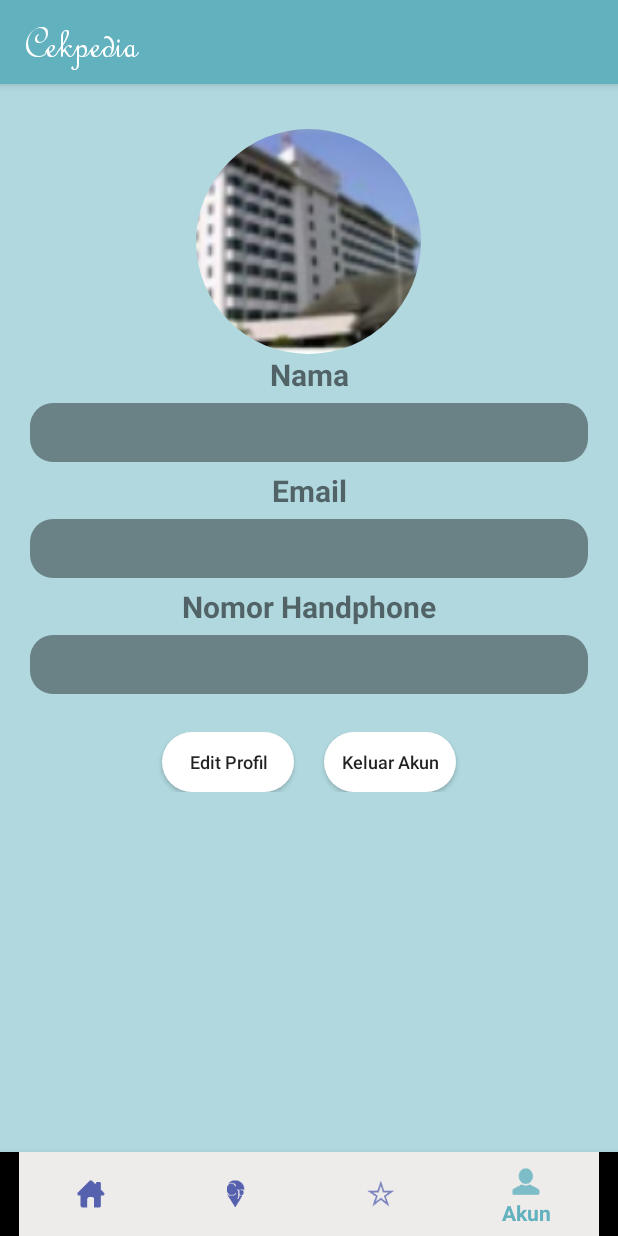
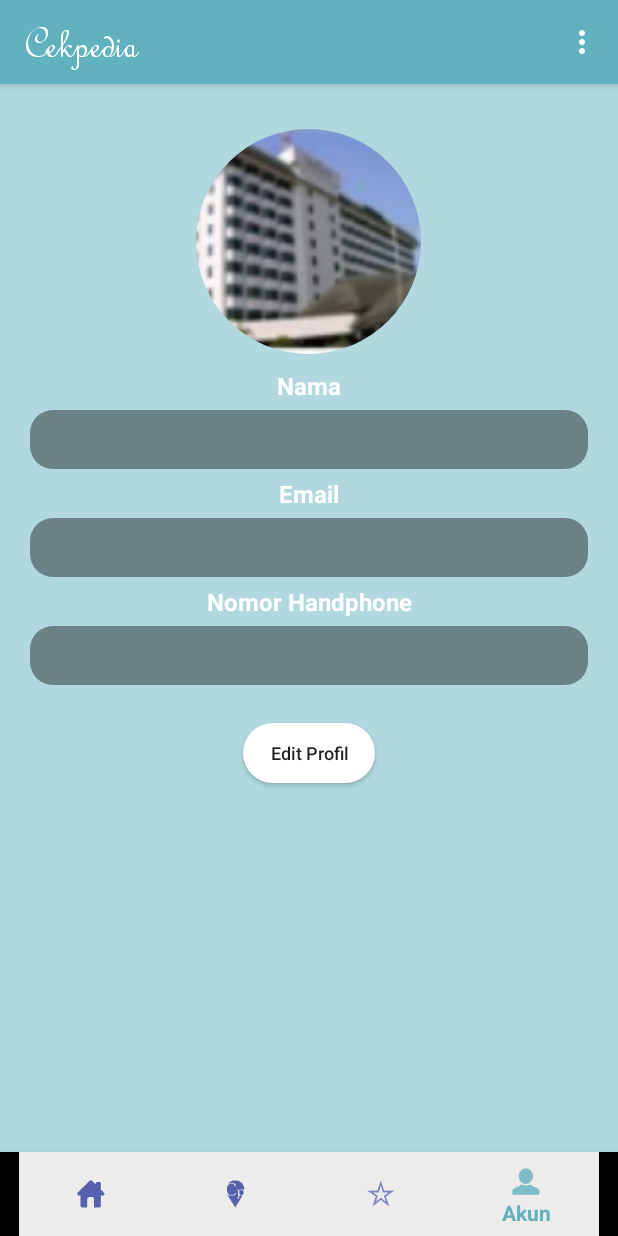
Before and after one commit to marshaachikita/cekpedia, an Android app: the screen it shows after launch once a user with an empty profile is signed in (MainActivity), item 4 of the bottom bar chosen, on a phone screen of 412 x 824 dp. Run offline under Robolectric (Android 15) with nearby library versions, the light colour scheme and no system bars; our stand-ins replace CircleImageView, Firebase (no records; nobody signed in at launch, a user with empty details on screens opened directly); libraries missing offline, so code that uses them is left out: com.daimajia.slider, com.viewpagerindicator; plain views replace SliderLayout; Roboto replaces fonts that are not available here; 7 statements that could not run were skipped.

Commit message:
Tampilan Akun Edit(1)

```diff
--- a/app/src/main/java/me/cekpedia/ProfileFragment.java
+++ b/app/src/main/java/me/cekpedia/ProfileFragment.java
@@ -3,11 +3,18 @@ package me.cekpedia;
 
 import android.graphics.Typeface;
 import android.os.Bundle;
+import android.support.annotation.Nullable;
 import android.support.v4.app.Fragment;
+import android.support.v7.app.AppCompatActivity;
+import android.support.v7.widget.Toolbar;
 import android.view.LayoutInflater;
+import android.view.Menu;
+import android.view.MenuInflater;
+import android.view.MenuItem;
 import android.view.View;
 import android.view.ViewGroup;
 import android.widget.TextView;
+import android.widget.Toast;
 
 
 /**
@@ -27,8 +34,14 @@ public class ProfileFragment extends Fragment {
     @Override
     public View onCreateView(LayoutInflater inflater, ViewGroup container,
                              Bundle savedInstanceState) {
+
+        setHasOptionsMenu(true);
+
         // Inflate the layout for this fragment
         view = inflater.inflate(R.layout.fragment_profile, container, false);
+
+        Toolbar toolbar = (Toolbar) view.findViewById(R.id.my_toolbar);
+        ((AppCompatActivity)getActivity()).setSupportActionBar(toolbar);
 
         //Pengaturan Font
         st = (TextView) view.findViewById(R.id.toolbar_text);
@@ -38,4 +51,27 @@ public class ProfileFragment extends Fragment {
         return view;
     }
 
+    @Override
+    public void onCreateOptionsMenu(Menu menu, MenuInflater inflater) {
+        super.onCreateOptionsMenu(menu, inflater);
+
+        inflater.inflate(R.menu.option_menu, menu);
+
+    }
+
+    @Override
+    public boolean onOptionsItemSelected(MenuItem item) {
+        int id = item.getItemId();
+        switch (id) {
+            case R.id.action_bantuan:
+                Toast.makeText(getActivity(), "Action bantuan clicked", Toast.LENGTH_SHORT).show();
+                return true;
+
+            case R.id.action_keluar:
+                Toast.makeText(getActivity(), "Action bantuan clicked", Toast.LENGTH_SHORT).show();
+                return true;
+        }
+
+        return false;
+    }
 }
--- /dev/null
+++ b/app/src/main/res/drawable/ic_more_vert_white_24dp.xml
@@ -0,0 +1,5 @@
+<vector android:height="24dp" android:tint="#FFFFFF"
+    android:viewportHeight="24.0" android:viewportWidth="24.0"
+    android:width="24dp" xmlns:android="http://schemas.android.com/apk/res/android">
+    <path android:fillColor="#FF000000" android:pathData="M12,8c1.1,0 2,-0.9 2,-2s-0.9,-2 -2,-2 -2,0.9 -2,2 0.9,2 2,2zM12,10c-1.1,0 -2,0.9 -2,2s0.9,2 2,2 2,-0.9 2,-2 -0.9,-2 -2,-2zM12,16c-1.1,0 -2,0.9 -2,2s0.9,2 2,2 2,-0.9 2,-2 -0.9,-2 -2,-2z"/>
+</vector>
--- a/app/src/main/res/layout/fragment_profile.xml
+++ b/app/src/main/res/layout/fragment_profile.xml
@@ -40,10 +40,12 @@
         android:id="@+id/id_nama"
         android:layout_width="match_parent"
         android:layout_height="wrap_content"
+        android:layout_marginTop="10dp"
         android:text="Nama"
+        android:textColor="#FFFFFF"
         android:textStyle="bold"
         android:gravity="center"
-        android:textSize="20sp"/>
+        android:textSize="16sp"/>
 
     <EditText
         android:id="@+id/et_nama"
@@ -67,9 +69,10 @@
         android:layout_height="wrap_content"
         android:layout_marginTop="5dp"
         android:text="Email"
+        android:textColor="#FFFFFF"
         android:textStyle="bold"
         android:gravity="center"
-        android:textSize="20sp"/>
+        android:textSize="16sp"/>
 
     <EditText
         android:id="@+id/et_email"
@@ -93,9 +96,10 @@
         android:layout_height="wrap_content"
         android:layout_marginTop="5dp"
         android:text="Nomor Handphone"
+        android:textColor="#FFFFFF"
         android:textStyle="bold"
         android:gravity="center"
-        android:textSize="20sp"/>
+        android:textSize="16sp"/>
 
     <EditText
         android:id="@+id/et_no_hp"
@@ -113,33 +117,17 @@
         android:textColor="#FFFFFF"
         android:textColorHint="#FFFFFF"/>
 
-    <LinearLayout
-        android:layout_width="match_parent"
-        android:layout_height="wrap_content"
-        android:layout_marginTop="25dp"
-        android:gravity="center"
-        android:orientation="horizontal">
 
     <Button
         android:id="@+id/btn_edit_profil"
         android:layout_width="wrap_content"
         android:layout_height="40dp"
-            android:layout_marginRight="10dp"
+        android:layout_marginTop="25dp"
+        android:layout_gravity="center"
         android:text="Edit Profil"
         android:textAllCaps="false"
         android:textSize="12sp"
         android:background="@drawable/ellips_button"/>
 
-        <Button
-            android:id="@+id/btn_keluar"
-            android:layout_width="wrap_content"
-            android:layout_height="40dp"
-            android:layout_marginLeft="10dp"
-            android:text="Keluar Akun"
-            android:textAllCaps="false"
-            android:textSize="12sp"
-            android:background="@drawable/ellips_button"/>
 
 </LinearLayout>
-
-</LinearLayout>
--- /dev/null
+++ b/app/src/main/res/menu/option_menu.xml
@@ -0,0 +1,35 @@
+<?xml version="1.0" encoding="utf-8"?>
+<menu
+    xmlns:android="http://schemas.android.com/apk/res/android"
+    xmlns:app="http://schemas.android.com/apk/res-auto">
+
+    <item
+        android:id="@+id/action_more"
+        android:icon="@drawable/ic_more_vert_white_24dp"
+        android:title=""
+        app:showAsAction="always">
+
+        <menu>
+
+            <item
+                android:id="@+id/action_bantuan"
+                android:orderInCategory="100"
+                android:icon="@drawable/ic_help"
+                android:iconTint="@color/black"
+                android:title="Bantuan"
+                app:showAsAction="never" />
+
+            <item
+                android:id="@+id/action_keluar"
+                android:orderInCategory="100"
+                android:icon="@drawable/ic_fav"
+                android:iconTint="@color/black"
+                android:title="Keluar"
+                app:showAsAction="ifRoom" />
+
+
+        </menu>
+
+    </item>
+
+</menu>
```
Lines whose indentation alone changed are shown as unchanged.
